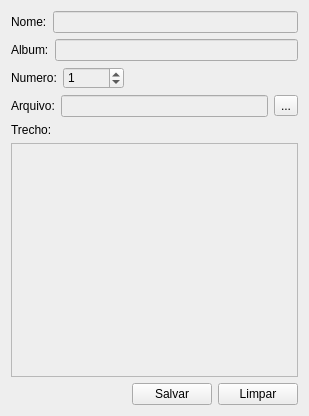
Before: the Qt Designer form banco/cadastro.ui in Deivison07/public_projSono, drawn with Qt 5.
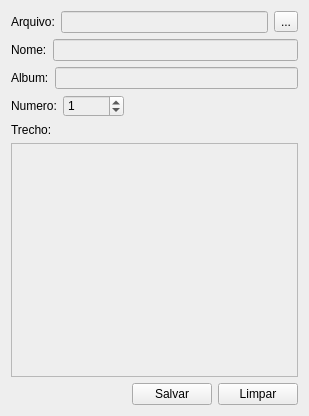
After: the same form once the commit is applied.

```diff
--- a/banco/cadastro.ui
+++ b/banco/cadastro.ui
@@ -19,6 +19,27 @@
   <layout class="QVBoxLayout" name="verticalLayout_3">
    <item>
     <layout class="QVBoxLayout" name="verticalLayout_2">
+     <item>
+      <layout class="QHBoxLayout" name="horizontalLayout_4">
+       <item>
+        <widget class="QLabel" name="label_4">
+         <property name="text">
+          <string>Arquivo:</string>
+         </property>
+        </widget>
+       </item>
+       <item>
+        <widget class="QLineEdit" name="campo_arquivo"/>
+       </item>
+       <item>
+        <widget class="QToolButton" name="botao_arquivo">
+         <property name="text">
+          <string>...</string>
+         </property>
+        </widget>
+       </item>
+      </layout>
+     </item>
      <item>
       <layout class="QHBoxLayout" name="horizontalLayout">
        <item>
@@ -85,27 +106,6 @@
        </item>
       </layout>
      </item>
-     <item>
-      <layout class="QHBoxLayout" name="horizontalLayout_4">
-       <item>
-        <widget class="QLabel" name="label_4">
-         <property name="text">
-          <string>Arquivo:</string>
-         </property>
-        </widget>
-       </item>
-       <item>
-        <widget class="QLineEdit" name="campo_arquivo"/>
-       </item>
-       <item>
-        <widget class="QToolButton" name="botao_arquivo">
-         <property name="text">
-          <string>...</string>
-         </property>
-        </widget>
-       </item>
-      </layout>
-     </item>
      <item>
       <layout class="QVBoxLayout" name="verticalLayout">
        <item>
```
